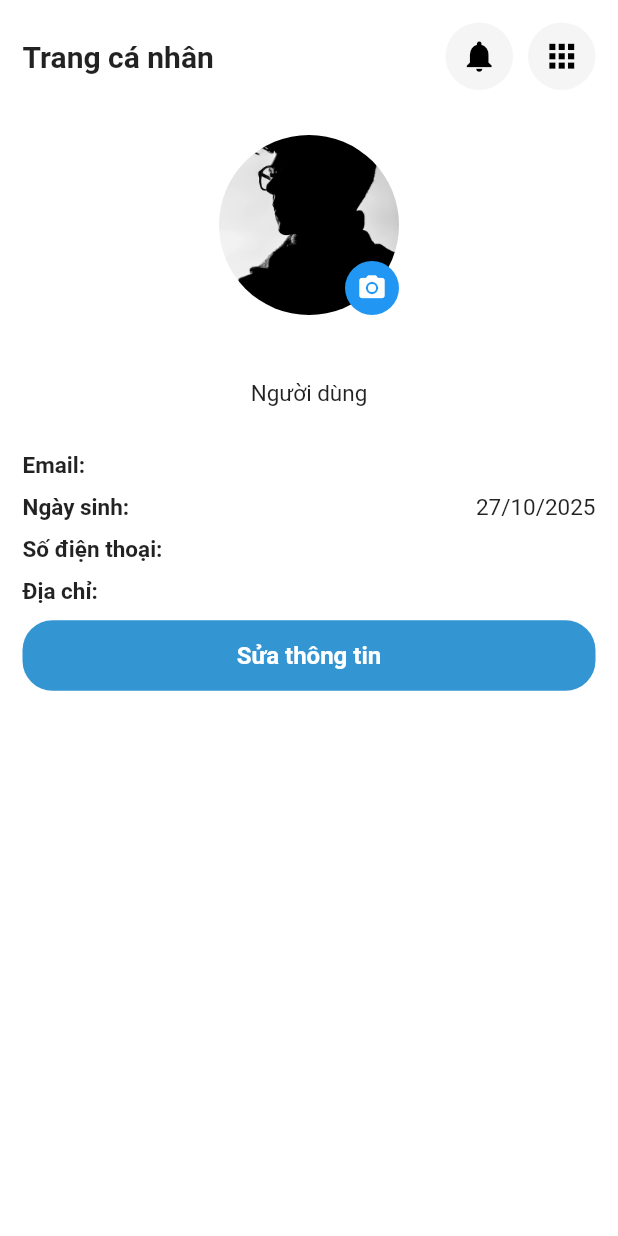
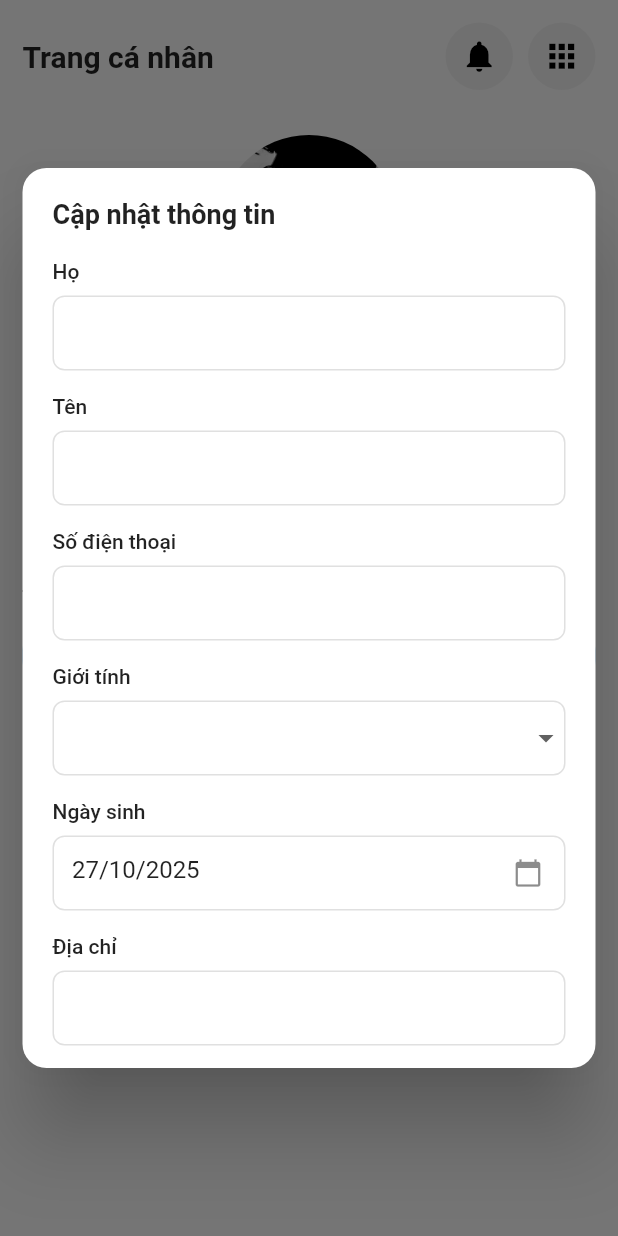
Before and after one commit to letungduong24/E4U_Frontend, a Flutter app: the ProfileScreen screen opened by its route, after a tap on "Sửa thông tin", on a phone screen of 412 x 824 dp. Run offline on Flutter 3.47's test engine with Material 3 defaults, Android fonts, the phone set to English and light mode, and no system bars; our stand-ins replace dio, flutter_secure_storage, get, image_picker; missing offline and left inert: iconify_flutter; accounts and stored records are empty; network calls fail.

Commit message:
finish updateprofile

```diff
--- a/lib/feature/auth/presentation/screen/profile_screen.dart
+++ b/lib/feature/auth/presentation/screen/profile_screen.dart
@@ -1,4 +1,5 @@
 import 'package:e4uflutter/feature/auth/presentation/controller/auth_controller.dart';
+import 'package:e4uflutter/feature/auth/presentation/widget/update_profile_dialog.dart';
 import 'package:e4uflutter/shared/presentation/button.dart';
 import 'package:e4uflutter/shared/presentation/scaffold/header_scaffold.dart';
 import 'package:e4uflutter/shared/utils/role_util.dart';
@@ -116,6 +117,21 @@ class _ProfileScreenState extends State<ProfileScreen> {
   Future<void> _updateProfileAvatar(String avatarUrl) async {
     final controller = Get.find<AuthController>();
     await controller.updateProfile(avatar: avatarUrl);
+  }
+
+  void _showUpdateProfileDialog(BuildContext context) {
+    final user = AuthController.user.value;
+    if (user == null) return;
+
+    final controller = Get.find<AuthController>();
+
+    showDialog(
+      context: context,
+      builder: (context) => UpdateProfileDialog(
+        user: user,
+        controller: controller,
+      ),
+    );
   }
 
   @override
@@ -294,7 +310,7 @@ class _ProfileScreenState extends State<ProfileScreen> {
                       child: DefaultButton(
                         text: "Sửa thông tin",
                         borderRadius: 20,
-                        onPressed: () {},
+                        onPressed: () => _showUpdateProfileDialog(context),
                       ),
                     ),
                   ],
--- /dev/null
+++ b/lib/feature/auth/presentation/widget/update_profile_dialog.dart
@@ -0,0 +1,469 @@
+import 'package:flutter/material.dart';
+import 'package:get/get.dart';
+import 'package:e4uflutter/feature/auth/presentation/controller/auth_controller.dart';
+import 'package:e4uflutter/shared/presentation/dialog/success_dialog.dart';
+import 'package:e4uflutter/feature/auth/domain/entity/user_entity.dart';
+import 'package:intl/intl.dart';
+
+class UpdateProfileDialog extends StatefulWidget {
+  final UserEntity user;
+  final AuthController controller;
+
+  const UpdateProfileDialog({
+    super.key,
+    required this.user,
+    required this.controller,
+  });
+
+  @override
+  State<UpdateProfileDialog> createState() => _UpdateProfileDialogState();
+}
+
+class _UpdateProfileDialogState extends State<UpdateProfileDialog> {
+  final firstNameController = TextEditingController();
+  final lastNameController = TextEditingController();
+  final phoneController = TextEditingController();
+  final dateOfBirthController = TextEditingController();
+  final addressController = TextEditingController();
+  String selectedGender = 'Nam';
+
+  late final ScrollController _scrollController;
+
+  @override
+  void initState() {
+    super.initState();
+    _scrollController = ScrollController();
+
+    // Khởi tạo giá trị từ user hiện tại
+    firstNameController.text = widget.user.firstName;
+    lastNameController.text = widget.user.lastName;
+    phoneController.text = widget.user.profile?.phone ?? '';
+    addressController.text = widget.user.profile?.address ?? '';
+    selectedGender = widget.user.profile?.gender ?? 'Nam';
+    dateOfBirthController.text = widget.user.profile?.dateOfBirth != null
+        ? DateFormat('dd/MM/yyyy').format(widget.user.profile!.dateOfBirth!)
+        : '';
+  }
+
+  @override
+  void dispose() {
+    firstNameController.dispose();
+    lastNameController.dispose();
+    phoneController.dispose();
+    dateOfBirthController.dispose();
+    addressController.dispose();
+    _scrollController.dispose();
+    super.dispose();
+  }
+
+  @override
+  Widget build(BuildContext context) {
+    return Dialog(
+      insetPadding: const EdgeInsets.symmetric(horizontal: 15, vertical: 20),
+      backgroundColor: Colors.white,
+      surfaceTintColor: Colors.white,
+      shape: RoundedRectangleBorder(
+        borderRadius: BorderRadius.circular(16),
+      ),
+      child: Stack(
+        children: [
+          Container(
+            width: double.infinity,
+            constraints: const BoxConstraints(
+              maxHeight: 600,
+              minHeight: 400,
+            ),
+            child: SingleChildScrollView(
+              controller: _scrollController,
+              physics: const BouncingScrollPhysics(),
+              child: Padding(
+                padding: const EdgeInsets.all(20),
+                child: Column(
+                  mainAxisSize: MainAxisSize.min,
+                  crossAxisAlignment: CrossAxisAlignment.start,
+                  children: [
+                    const Text(
+                      "Cập nhật thông tin",
+                      style: TextStyle(
+                        fontSize: 18,
+                        fontWeight: FontWeight.bold,
+                      ),
+                    ),
+                    const SizedBox(height: 20),
+
+                    // First Name
+                    Column(
+                      crossAxisAlignment: CrossAxisAlignment.start,
+                      children: [
+                        const Text(
+                          "Họ",
+                          style: TextStyle(
+                            fontSize: 14,
+                            fontWeight: FontWeight.w500,
+                            color: Colors.black87,
+                          ),
+                        ),
+                        const SizedBox(height: 8),
+                        Container(
+                          decoration: BoxDecoration(
+                            color: Colors.white,
+                            borderRadius: BorderRadius.circular(8),
+                            border: Border.all(color: Colors.grey.shade300),
+                          ),
+                          child: TextField(
+                            controller: firstNameController,
+                            textInputAction: TextInputAction.next,
+                            decoration: const InputDecoration(
+                              border: InputBorder.none,
+                              contentPadding: EdgeInsets.symmetric(horizontal: 12, vertical: 12),
+                            ),
+                          ),
+                        ),
+                      ],
+                    ),
+                    const SizedBox(height: 16),
+
+                    // Last Name
+                    Column(
+                      crossAxisAlignment: CrossAxisAlignment.start,
+                      children: [
+                        const Text(
+                          "Tên",
+                          style: TextStyle(
+                            fontSize: 14,
+                            fontWeight: FontWeight.w500,
+                            color: Colors.black87,
+                          ),
+                        ),
+                        const SizedBox(height: 8),
+                        Container(
+                          decoration: BoxDecoration(
+                            color: Colors.white,
+                            borderRadius: BorderRadius.circular(8),
+                            border: Border.all(color: Colors.grey.shade300),
+                          ),
+                          child: TextField(
+                            controller: lastNameController,
+                            textInputAction: TextInputAction.next,
+                            decoration: const InputDecoration(
+                              border: InputBorder.none,
+                              contentPadding: EdgeInsets.symmetric(horizontal: 12, vertical: 12),
+                            ),
+                          ),
+                        ),
+                      ],
+                    ),
+                    const SizedBox(height: 16),
+
+                    // Phone
+                    Column(
+                      crossAxisAlignment: CrossAxisAlignment.start,
+                      children: [
+                        const Text(
+                          "Số điện thoại",
+                          style: TextStyle(
+                            fontSize: 14,
+                            fontWeight: FontWeight.w500,
+                            color: Colors.black87,
+                          ),
+                        ),
+                        const SizedBox(height: 8),
+                        Container(
+                          decoration: BoxDecoration(
+                            color: Colors.white,
+                            borderRadius: BorderRadius.circular(8),
+                            border: Border.all(color: Colors.grey.shade300),
+                          ),
+                          child: TextField(
+                            controller: phoneController,
+                            keyboardType: TextInputType.phone,
+                            textInputAction: TextInputAction.next,
+                            decoration: const InputDecoration(
+                              border: InputBorder.none,
+                              contentPadding: EdgeInsets.symmetric(horizontal: 12, vertical: 12),
+                            ),
+                          ),
+                        ),
+                      ],
+                    ),
+                    const SizedBox(height: 16),
+
+                    // Gender
+                    Column(
+                      crossAxisAlignment: CrossAxisAlignment.start,
+                      children: [
+                        const Text(
+                          "Giới tính",
+                          style: TextStyle(
+                            fontSize: 14,
+                            fontWeight: FontWeight.w500,
+                            color: Colors.black87,
+                          ),
+                        ),
+                        const SizedBox(height: 8),
+                        Container(
+                          decoration: BoxDecoration(
+                            color: Colors.white,
+                            borderRadius: BorderRadius.circular(8),
+                            border: Border.all(color: Colors.grey.shade300),
+                          ),
+                          child: DropdownButtonFormField<String>(
+                            value: selectedGender,
+                            decoration: const InputDecoration(
+                              border: InputBorder.none,
+                              contentPadding: EdgeInsets.symmetric(horizontal: 12, vertical: 12),
+                            ),
+                            items: ['Nam', 'Nữ'].map((String value) {
+                              return DropdownMenuItem<String>(
+                                value: value,
+                                child: Text(value),
+                              );
+                            }).toList(),
+                            onChanged: (String? newValue) {
+                              if (newValue != null) {
+                                setState(() {
+                                  selectedGender = newValue;
+                                });
+                              }
+                            },
+                          ),
+                        ),
+                      ],
+                    ),
+                    const SizedBox(height: 16),
+
+                    // Date of Birth
+                    Column(
+                      crossAxisAlignment: CrossAxisAlignment.start,
+                      children: [
+                        const Text(
+                          "Ngày sinh",
+                          style: TextStyle(
+                            fontSize: 14,
+                            fontWeight: FontWeight.w500,
+                            color: Colors.black87,
+                          ),
+                        ),
+                        const SizedBox(height: 8),
+                        Container(
+                          decoration: BoxDecoration(
+                            color: Colors.white,
+                            borderRadius: BorderRadius.circular(8),
+                            border: Border.all(color: Colors.grey.shade300),
+                          ),
+                          child: TextField(
+                            controller: dateOfBirthController,
+                            readOnly: true,
+                            onTap: () async {
+                              final DateTime? pickedDate = await showDatePicker(
+                                context: context,
+                                initialDate: DateTime.now(),
+                                firstDate: DateTime(1900),
+                                lastDate: DateTime.now(),
+                              );
+                              if (pickedDate != null) {
+                                setState(() {
+                                  dateOfBirthController.text = DateFormat('dd/MM/yyyy').format(pickedDate);
+                                });
+                              }
+                            },
+                            decoration: const InputDecoration(
+                              border: InputBorder.none,
+                              contentPadding: EdgeInsets.symmetric(horizontal: 12, vertical: 12),
+                              suffixIcon: Icon(Icons.calendar_today, size: 20),
+                            ),
+                          ),
+                        ),
+                      ],
+                    ),
+                    const SizedBox(height: 16),
+
+                    // Address
+                    Column(
+                      crossAxisAlignment: CrossAxisAlignment.start,
+                      children: [
+                        const Text(
+                          "Địa chỉ",
+                          style: TextStyle(
+                            fontSize: 14,
+                            fontWeight: FontWeight.w500,
+                            color: Colors.black87,
+                          ),
+                        ),
+                        const SizedBox(height: 8),
+                        Container(
+                          decoration: BoxDecoration(
+                            color: Colors.white,
+                            borderRadius: BorderRadius.circular(8),
+                            border: Border.all(color: Colors.grey.shade300),
+                          ),
+                          child: TextField(
+                            controller: addressController,
+                            textInputAction: TextInputAction.done,
+                            decoration: const InputDecoration(
+                              border: InputBorder.none,
+                              contentPadding: EdgeInsets.symmetric(horizontal: 12, vertical: 12),
+                            ),
+                          ),
+                        ),
+                      ],
+                    ),
+                    const SizedBox(height: 24),
+
+                    Column(
+                      children: [
+                        SizedBox(
+                          width: double.infinity,
+                          child: Obx(() => ElevatedButton(
+                            onPressed: AuthController.isLoading.value ? null : _handleUpdateProfile,
+                            style: ElevatedButton.styleFrom(
+                              backgroundColor: const Color(0xFF3396D3),
+                              foregroundColor: Colors.white,
+                              padding: const EdgeInsets.symmetric(vertical: 12),
+                              shape: RoundedRectangleBorder(
+                                borderRadius: BorderRadius.circular(8),
+                              ),
+                              elevation: 0,
+                            ),
+                            child: const Text(
+                              "Cập nhật",
+                              style: TextStyle(
+                                fontSize: 16,
+                                fontWeight: FontWeight.w500,
+                              ),
+                            ),
+                          )),
+                        ),
+                        const SizedBox(height: 12),
+                        SizedBox(
+                          width: double.infinity,
+                          child: OutlinedButton(
+                            onPressed: () => Navigator.pop(context),
+                            style: OutlinedButton.styleFrom(
+                              foregroundColor: Colors.grey.shade600,
+                              side: BorderSide(color: Colors.grey.shade300),
+                              padding: const EdgeInsets.symmetric(vertical: 12),
+                              shape: RoundedRectangleBorder(
+                                borderRadius: BorderRadius.circular(8),
+                              ),
+                            ),
+                            child: const Text(
+                              "Hủy",
+                              style: TextStyle(
+                                fontSize: 16,
+                                fontWeight: FontWeight.w500,
+                              ),
+                            ),
+                          ),
+                        ),
+                      ],
+                    ),
+                  ],
+                ),
+              ),
+            ),
+          ),
+          Obx(() {
+            if (AuthController.isLoading.value) {
+              return Positioned.fill(
+                child: Container(
+                  decoration: BoxDecoration(
+                    color: Colors.black.withOpacity(0.3),
+                    borderRadius: BorderRadius.circular(16),
+                  ),
+                  child: const Center(
+                    child: CircularProgressIndicator(
+                      color: Colors.white,
+                    ),
+                  ),
+                ),
+              );
+            }
+            return const SizedBox.shrink();
+          }),
+        ],
+      ),
+    );
+  }
+
+  void _handleUpdateProfile() async {
+    if (firstNameController.text.isEmpty || lastNameController.text.isEmpty) {
+      showDialog(
+        context: context,
+        builder: (context) => AlertDialog(
+          shape: RoundedRectangleBorder(
+            borderRadius: BorderRadius.circular(16),
+          ),
+          title: const Text("Lỗi"),
+          content: const Text("Vui lòng điền đầy đủ họ và tên"),
+          actions: [
+            TextButton(
+              onPressed: () => Navigator.pop(context),
+              child: const Text("OK"),
+            ),
+          ],
+        ),
+      );
+      return;
+    }
+
+    try {
+      // Convert dateOfBirth from DD/MM/YYYY to YYYY-MM-DD format
+      String? formattedDateOfBirth;
+      if (dateOfBirthController.text.isNotEmpty) {
+        try {
+          final parts = dateOfBirthController.text.split('/');
+          if (parts.length == 3) {
+            final day = parts[0].padLeft(2, '0');
+            final month = parts[1].padLeft(2, '0');
+            final year = parts[2];
+            formattedDateOfBirth = '$year-$month-$day';
+          }
+        } catch (e) {
+          // Handle date conversion error silently
+        }
+      }
+
+      await widget.controller.updateProfile(
+        firstName: firstNameController.text,
+        lastName: lastNameController.text,
+        phone: phoneController.text.isNotEmpty ? phoneController.text : null,
+        gender: selectedGender,
+        dateOfBirth: formattedDateOfBirth,
+        address: addressController.text.isNotEmpty ? addressController.text : null,
+      );
+
+      // Only close dialog if successful
+      Navigator.pop(context);
+      // Show success dialog
+      _showSuccessDialog(context);
+    } catch (e) {
+      // Show error alert but keep dialog open
+      showDialog(
+        context: context,
+        builder: (context) => AlertDialog(
+          shape: RoundedRectangleBorder(
+            borderRadius: BorderRadius.circular(16),
+          ),
+          title: const Text("Lỗi"),
+          content: Text(e.toString()),
+          actions: [
+            TextButton(
+              onPressed: () => Navigator.pop(context),
+              child: const Text("OK"),
+            ),
+          ],
+        ),
+      );
+    }
+  }
+
+  void _showSuccessDialog(BuildContext context) {
+    showDialog(
+      context: context,
+      builder: (context) => SuccessDialog(
+        title: "Cập nhật thông tin thành công",
+      ),
+    );
+  }
+}
```
